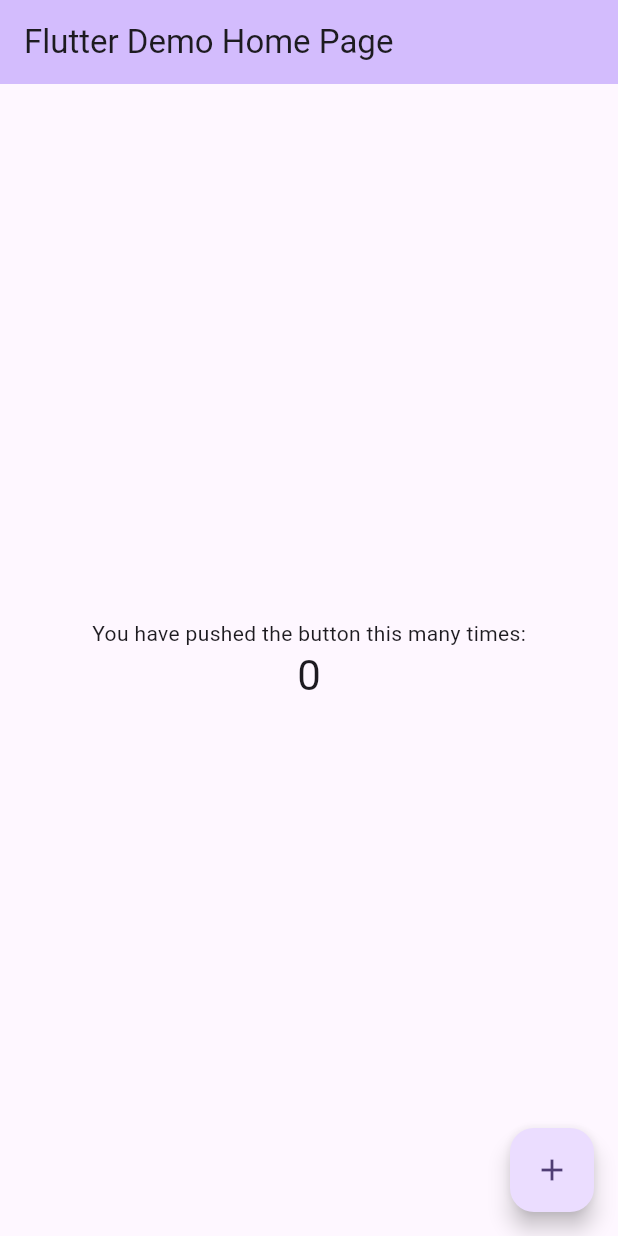
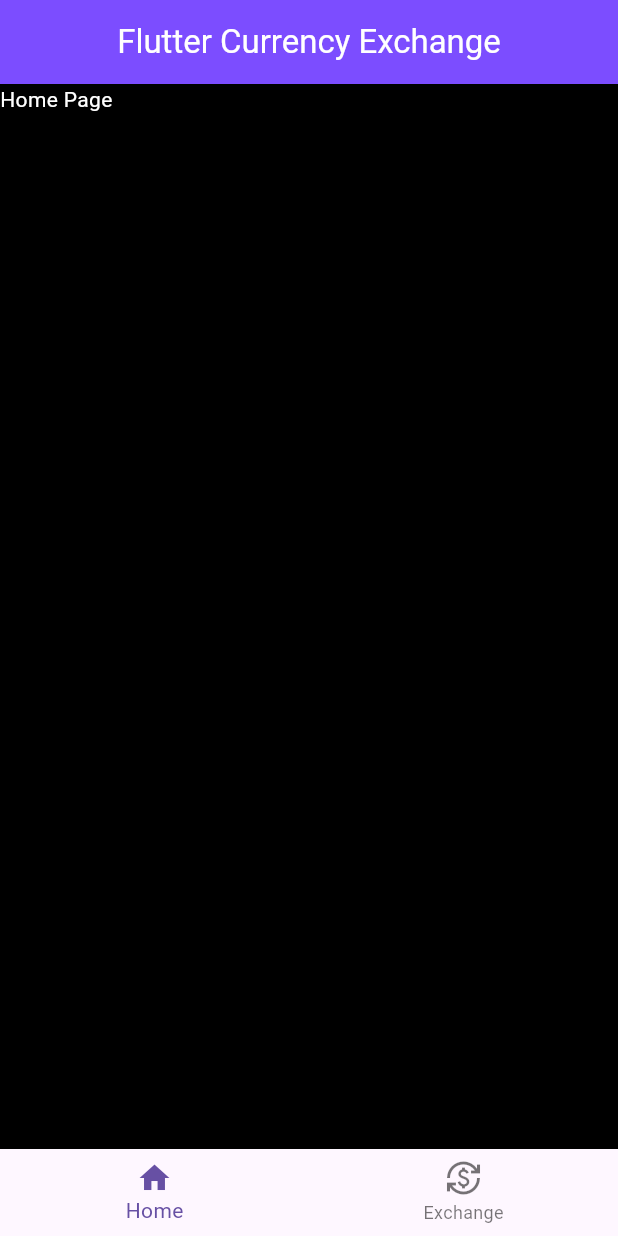
Before and after one commit to mahmud5658/currency_convert, a Flutter app: the screen it shows after launch, on a phone screen of 412 x 824 dp. Run offline on Flutter 3.47's test engine with Material 3 defaults, Android fonts, the light colour scheme and no system bars.

Commit message:
flutter widget

```diff
--- a/lib/main.dart
+++ b/lib/main.dart
@@ -1,3 +1,4 @@
+import 'package:currency_convert/ui/dashboard.dart';
 import 'package:flutter/material.dart';
 
 void main() {
@@ -6,120 +7,15 @@
 
 class MyApp extends StatelessWidget {
   const MyApp({super.key});
-
-  // This widget is the root of your application.
   @override
   Widget build(BuildContext context) {
     return MaterialApp(
+      debugShowCheckedModeBanner: false,
       title: 'Flutter Demo',
       theme: ThemeData(
-        // This is the theme of your application.
-        //
-        // TRY THIS: Try running your application with "flutter run". You'll see
-        // the application has a purple toolbar. Then, without quitting the app,
-        // try changing the seedColor in the colorScheme below to Colors.green
-        // and then invoke "hot reload" (save your changes or press the "hot
-        // reload" button in a Flutter-supported IDE, or press "r" if you used
-        // the command line to start the app).
-        //
-        // Notice that the counter didn't reset back to zero; the application
-        // state is not lost during the reload. To reset the state, use hot
-        // restart instead.
-        //
-        // This works for code too, not just values: Most code changes can be
-        // tested with just a hot reload.
-        colorScheme: ColorScheme.fromSeed(seedColor: Colors.deepPurple),
-        useMaterial3: true,
+        primarySwatch: Colors.purple,
       ),
-      home: const MyHomePage(title: 'Flutter Demo Home Page'),
+      home: const DashBoard(),
     );
   }
 }
-
-class MyHomePage extends StatefulWidget {
-  const MyHomePage({super.key, required this.title});
-
-  // This widget is the home page of your application. It is stateful, meaning
-  // that it has a State object (defined below) that contains fields that affect
-  // how it looks.
-
-  // This class is the configuration for the state. It holds the values (in this
-  // case the title) provided by the parent (in this case the App widget) and
-  // used by the build method of the State. Fields in a Widget subclass are
-  // always marked "final".
-
-  final String title;
-
-  @override
-  State<MyHomePage> createState() => _MyHomePageState();
-}
-
-class _MyHomePageState extends State<MyHomePage> {
-  int _counter = 0;
-
-  void _incrementCounter() {
-    setState(() {
-      // This call to setState tells the Flutter framework that something has
-      // changed in this State, which causes it to rerun the build method below
-      // so that the display can reflect the updated values. If we changed
-      // _counter without calling setState(), then the build method would not be
-      // called again, and so nothing would appear to happen.
-      _counter++;
-    });
-  }
-
-  @override
-  Widget build(BuildContext context) {
-    // This method is rerun every time setState is called, for instance as done
-    // by the _incrementCounter method above.
-    //
-    // The Flutter framework has been optimized to make rerunning build methods
-    // fast, so that you can just rebuild anything that needs updating rather
-    // than having to individually change instances of widgets.
-    return Scaffold(
-      appBar: AppBar(
-        // TRY THIS: Try changing the color here to a specific color (to
-        // Colors.amber, perhaps?) and trigger a hot reload to see the AppBar
-        // change color while the other colors stay the same.
-        backgroundColor: Theme.of(context).colorScheme.inversePrimary,
-        // Here we take the value from the MyHomePage object that was created by
-        // the App.build method, and use it to set our appbar title.
-        title: Text(widget.title),
-      ),
-      body: Center(
-        // Center is a layout widget. It takes a single child and positions it
-        // in the middle of the parent.
-        child: Column(
-          // Column is also a layout widget. It takes a list of children and
-          // arranges them vertically. By default, it sizes itself to fit its
-          // children horizontally, and tries to be as tall as its parent.
-          //
-          // Column has various properties to control how it sizes itself and
-          // how it positions its children. Here we use mainAxisAlignment to
-          // center the children vertically; the main axis here is the vertical
-          // axis because Columns are vertical (the cross axis would be
-          // horizontal).
-          //
-          // TRY THIS: Invoke "debug painting" (choose the "Toggle Debug Paint"
-          // action in the IDE, or press "p" in the console), to see the
-          // wireframe for each widget.
-          mainAxisAlignment: MainAxisAlignment.center,
-          children: <Widget>[
-            const Text(
-              'You have pushed the button this many times:',
-            ),
-            Text(
-              '$_counter',
-              style: Theme.of(context).textTheme.headlineMedium,
-            ),
-          ],
-        ),
-      ),
-      floatingActionButton: FloatingActionButton(
-        onPressed: _incrementCounter,
-        tooltip: 'Increment',
-        child: const Icon(Icons.add),
-      ), // This trailing comma makes auto-formatting nicer for build methods.
-    );
-  }
-}
--- /dev/null
+++ b/lib/ui/dashboard.dart
@@ -0,0 +1,50 @@
+import 'package:currency_convert/ui/exchange.dart';
+import 'package:currency_convert/ui/home.dart';
+import 'package:flutter/material.dart';
+
+class DashBoard extends StatefulWidget {
+  const DashBoard({super.key});
+
+  @override
+  State<DashBoard> createState() => _DashBoardState();
+}
+
+class _DashBoardState extends State<DashBoard> {
+  int _selectedIndex = 0;
+
+  Widget getView() {
+    if (_selectedIndex == 0) {
+      return const Home();
+    }
+    return const Exchange();
+  }
+
+  @override
+  Widget build(BuildContext context) {
+    return Scaffold(
+      backgroundColor: Colors.black,
+      appBar: AppBar(
+        title: const Text(
+          'Flutter Currency Exchange',
+          style: TextStyle(color: Colors.white),
+        ),
+        backgroundColor: Colors.deepPurpleAccent,
+        centerTitle: true,
+      ),
+      body: getView(),
+      bottomNavigationBar: BottomNavigationBar(
+        currentIndex: _selectedIndex,
+        onTap: (index) {
+          setState(() {
+            _selectedIndex = index;
+          });
+        },
+        items: const [
+          BottomNavigationBarItem(icon: Icon(Icons.home), label: 'Home'),
+          BottomNavigationBarItem(
+              icon: Icon(Icons.currency_exchange), label: 'Exchange'),
+        ],
+      ),
+    );
+  }
+}
--- /dev/null
+++ b/lib/ui/exchange.dart
@@ -0,0 +1,20 @@
+import 'package:flutter/material.dart';
+
+class Exchange extends StatefulWidget {
+  const Exchange({super.key});
+
+  @override
+  State<Exchange> createState() => _MyWidgetState();
+}
+
+class _MyWidgetState extends State<Exchange> {
+  @override
+  Widget build(BuildContext context) {
+    return Container(
+      child: Text(
+        'Exchange Page',
+        style: TextStyle(color: Colors.white),
+      ),
+    );
+  }
+}
--- /dev/null
+++ b/lib/ui/home.dart
@@ -0,0 +1,20 @@
+import 'package:flutter/material.dart';
+
+class Home extends StatefulWidget {
+  const Home({super.key});
+
+  @override
+  State<Home> createState() => _MyWidgetState();
+}
+
+class _MyWidgetState extends State<Home> {
+  @override
+  Widget build(BuildContext context) {
+    return Container(
+      child: Text(
+        'Home Page',
+        style: TextStyle(color: Colors.white),
+      ),
+    );
+  }
+}
```
